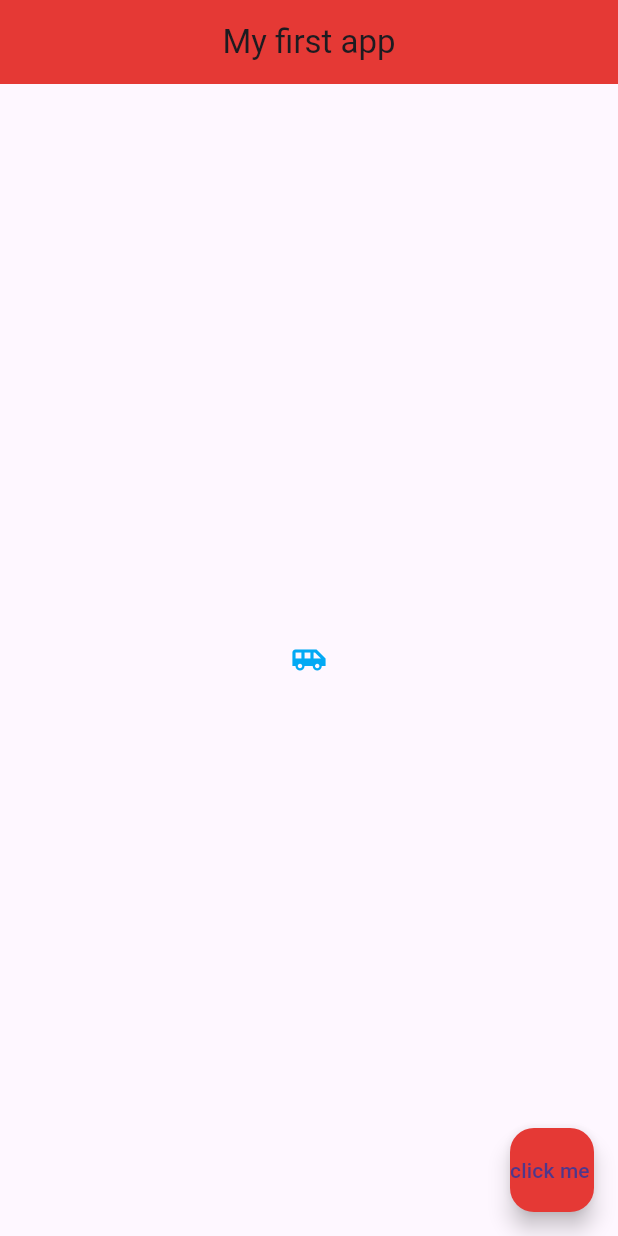
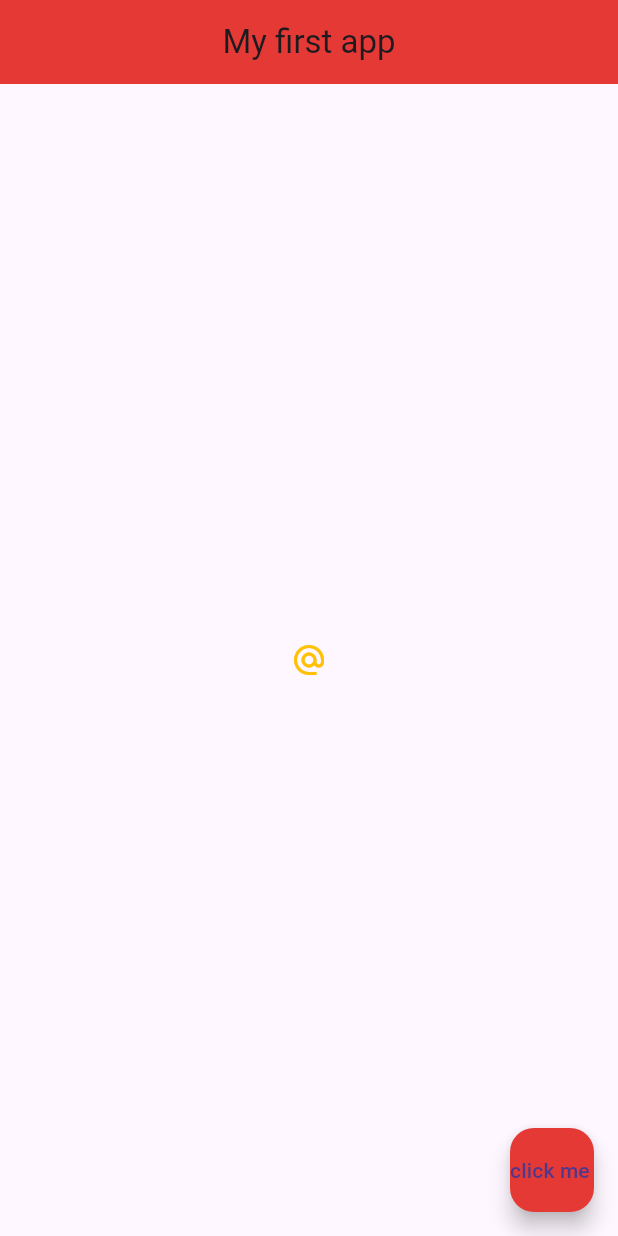
Before and after one commit to Douglasemmanuel/Learn-Flutter, a Flutter app: the screen it shows after launch, on a phone screen of 412 x 824 dp. Run offline on Flutter 3.47's test engine with Material 3 defaults, Android fonts, the phone set to English and light mode, and no system bars.

Commit message:
added how to add button or columns

```diff
--- a/lib/main.dart
+++ b/lib/main.dart
@@ -19,10 +19,38 @@ class Home extends StatelessWidget {
           backgroundColor:Colors.red[600] ,
         ),
         body:Center(
-          child:Icon(
-            Icons.airport_shuttle,
-            color: Colors.lightBlue,
-          ),
+          child: IconButton(
+            onPressed: (){
+              print('Floating Action Button Pressed!');
+            },
+             icon: Icon(Icons.alternate_email),
+             color: Colors.amber,
+
+            ),
+          // child :ElevatedButton(
+          //   onPressed:(){},
+
+          //   label:Text(
+          //     'Mail Me'
+          //   ),
+          //   color: Colors.amber,
+          //   icons:Icon(
+          //     Icons.airport_shuttle,
+          //   ),
+
+          // ),
+          // child: FloatingActionButton(
+          //   onPressed:(){
+          //     print('Floating Action Button Pressed!');
+          //   },
+          //   child:Text('Click me Awesome'),
+          //   // color:Colors.lightBlue,
+          // ),
+          // child:Icon(
+          //   Icons.airport_shuttle,
+          //   color: Colors.lightBlue,
+          //   size: 50.0,
+          // ),
           // child:  Text(
           //   'Hello Douglas',
           //   style: TextStyle(
```
